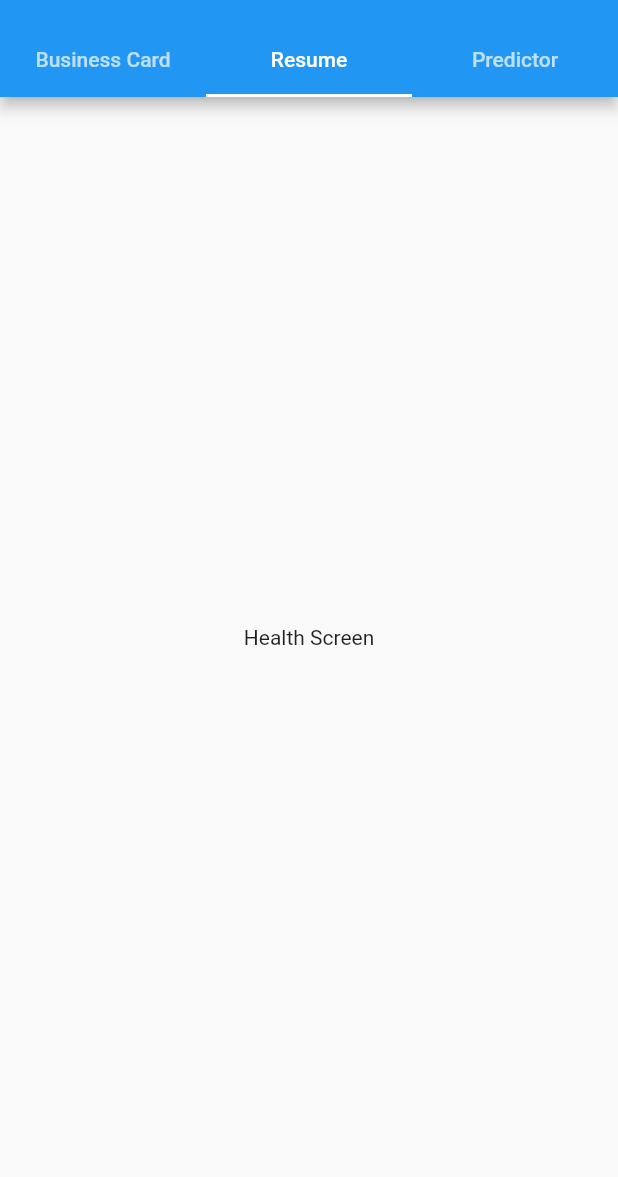
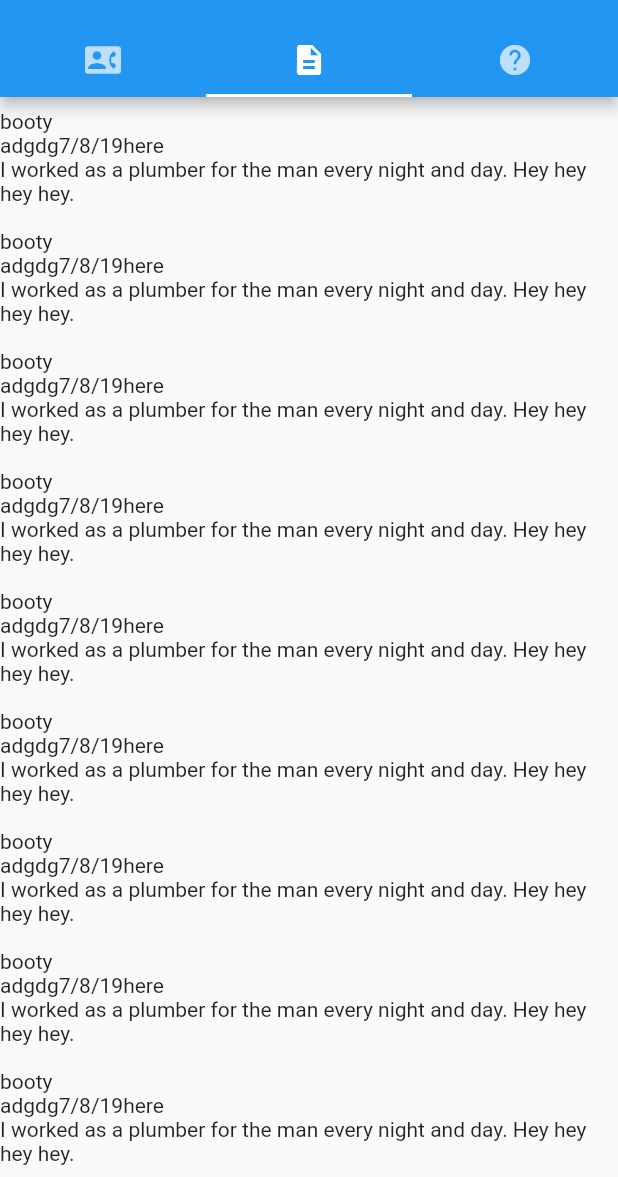
Before and after one commit to willdarnell/call_me_maybe, a Flutter app: the screen it shows after launch, tab 2 chosen, on a phone screen of 412 x 824 dp, the part 59-1236 px from its top. Run offline on Flutter 3.47's test engine with Material 2 defaults, Android fonts, the phone set to English and light mode, and no system bars.

Commit message:
start on resume screen

```diff
--- a/lib/app.dart
+++ b/lib/app.dart
@@ -1,5 +1,6 @@
 import 'package:flutter/material.dart';
 import 'package:call_me/screens/business_card_screen.dart';
+import 'package:call_me/screens/resume_screen.dart';
 
 class App extends StatelessWidget {
   @override
@@ -13,9 +14,9 @@ class App extends StatelessWidget {
 class MainTabController extends StatelessWidget {
 
   static const tabs = [
-      Tab(text: 'Business Card'),
-      Tab(text: 'Resume'),
-      Tab(text: 'Predictor')
+      Tab(icon: Icon(Icons.contact_phone,)),
+      Tab(icon: Icon(Icons.description)),
+      Tab(icon: Icon(Icons.help),)
     ];
 
   final screens = [
@@ -42,12 +43,7 @@ class MainTabController extends StatelessWidget {
 
 
 
-class ResumeScreen extends StatelessWidget {
-  @override
-  Widget build(BuildContext context) {
-    return Center(child: Text('Health Screen'));
-  }
-}
+
 
 class PredictorScreen extends StatelessWidget {
   @override
--- a/lib/screens/business_card_screen.dart
+++ b/lib/screens/business_card_screen.dart
@@ -15,31 +15,35 @@ class BusinessCardState extends State<BusinessCardScreen> {
         child: Padding(
       padding: EdgeInsets.all(30),
       child:
+      FractionallySizedBox(
+
+        child:
       Column(
+        mainAxisSize: MainAxisSize.min,
+        mainAxisAlignment: MainAxisAlignment.spaceEvenly,
         children: <Widget>[
-      Row(
+        Flexible(
+          fit: FlexFit.loose,
+          child: Row(
         mainAxisAlignment: MainAxisAlignment.center,
         children: <Widget>[
           SizedBox(
             child: Image.asset('assets/3x3_Bob_Loblaw.png'),
-            width: 150,
-            height: 150
+            width: 225,
+            height: 225
           )
           ],
-      ),
-      SizedBox(height: 10),
+      )),
       Row(
         children: <Widget>[
           Expanded(child: Text('Bob Loblaw', textAlign: TextAlign.center, style: TextStyle(fontFamily: 'Sriracha'),)
           )],
       ),
-       SizedBox(height: 10),
        Row(
         children: <Widget>[
           Expanded(child: Text('Attorney At Law', textAlign: TextAlign.center,style: TextStyle(fontFamily: 'Sriracha')),)
         ]
       ),
-      SizedBox(height: 10),
       Row(
         children: <Widget>[
           Expanded(child: Padding(padding: EdgeInsets.all(20), child: GestureDetector(
@@ -47,7 +51,6 @@ class BusinessCardState extends State<BusinessCardScreen> {
             onTap: () => launch('sms:5555555555'),)),)
         ]
       ),
-      SizedBox(height: 10),
       Row(
         children: <Widget>[
           Expanded(child: GestureDetector(
@@ -55,8 +58,8 @@ class BusinessCardState extends State<BusinessCardScreen> {
             onTap: () => launch('http:github.com/bobloblaw'),
           )
           ),
-          Expanded(child: Text('bobloblaw@fakemail.com', textAlign: TextAlign.right, style: TextStyle(fontFamily: 'Sriracha')),)
+          Expanded(child: Text('bobloblaw@fakemail.com', textAlign: TextAlign.right, style: TextStyle(fontFamily: 'Sriracha'),),)
         ]
-      )],)));
+      )],))));
   }
 }
--- /dev/null
+++ b/lib/screens/resume_screen.dart
@@ -0,0 +1,65 @@
+import 'package:flutter/material.dart';
+
+class ResumeScreen extends StatelessWidget {
+  final list = ["one", "two", "three"];
+  @override
+  Widget build(BuildContext context) {
+    return CustomScrollView(
+  slivers: <Widget>[
+
+    SliverFixedExtentList(
+      itemExtent: 80.0,
+      delegate: SliverChildBuilderDelegate(
+        (BuildContext context, int index) {
+          return Container(
+            constraints: const BoxConstraints.expand(),
+            alignment: Alignment.center,
+            child: PriorPositions(company: 'adgdg', title: 'booty', date: '7/8/19', location: 'here', description: 'I worked as a plumber for the man every night and day. Hey hey hey hey.',),
+          );
+        },
+      ),
+    ),
+  ],
+);
+  }
+}
+
+class PriorPositions extends StatelessWidget {
+  final String title;
+  final String company;
+  final String date;
+  final String location;
+  final String description;
+
+  PriorPositions({
+    this.title,
+    this.company,
+    this.date,
+    this.location,
+    this.description
+  });
+
+
+  @override
+  Widget build(BuildContext context) {
+    return Wrap(
+      runSpacing: 4.0,
+      children: <Widget>[ Column(
+
+      mainAxisSize: MainAxisSize.min,
+      mainAxisAlignment: MainAxisAlignment.spaceEvenly,
+      children: <Widget>[
+        Row(children: <Widget>[
+          Text('$title')
+        ],),
+        Row(children: <Widget>[
+          Text('$company', textAlign: TextAlign.left,), Text('$date', textAlign: TextAlign.center,), Text('$location', textAlign: TextAlign.right,)
+        ]),
+        Row(
+          children: <Widget>[
+            Flexible( child: Text('$description',)
+            )]
+        ),
+      ]
+    )]);
+  }}
```
